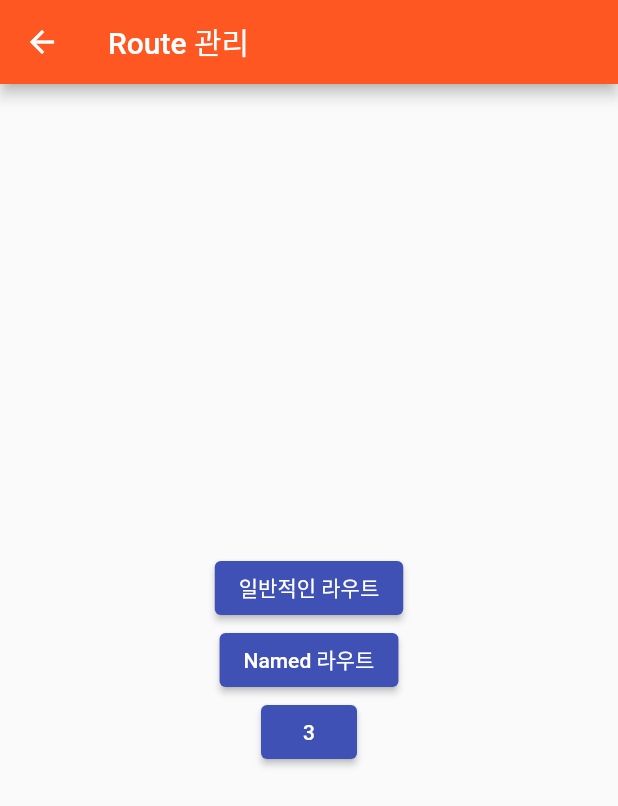
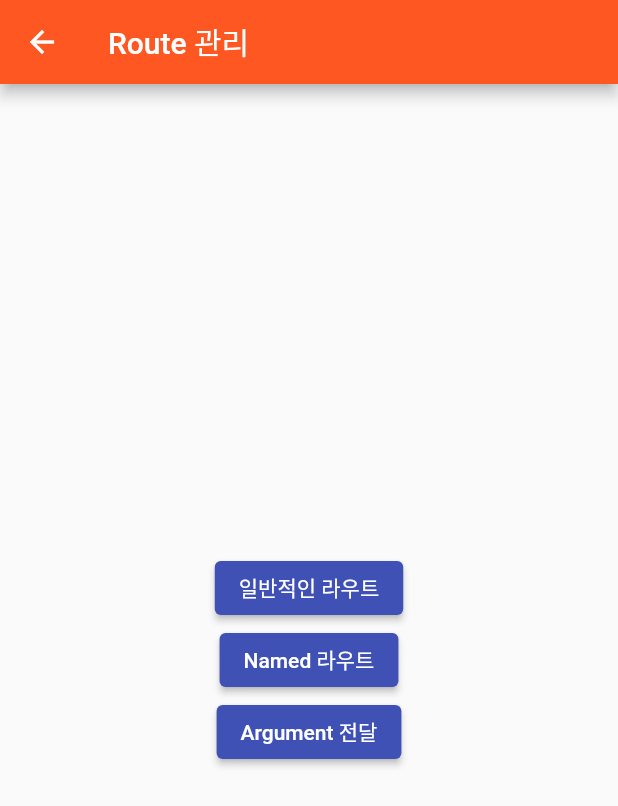
Before and after one commit to Riudiu/sample-get-x, a Flutter app: the RouteManage screen opened by its route, on a phone screen of 412 x 824 dp. Shown: the top 806 px of the screen. Run offline on Flutter 3.47's test engine with Material 2 defaults, Android fonts, the phone set to English and light mode, and no system bars; our stand-ins replace get.

Commit message:
Route 관리 - argument 전달

```diff
--- a/lib/src/page/RouteManage.dart
+++ b/lib/src/page/RouteManage.dart
@@ -38,10 +38,23 @@ class _RouteManageState extends State<RouteManage> {
                 Get.toNamed(RoutePage.NAMED_FIRST);
               },
             ),
-            ElevatedButton(onPressed: () {}, child: Text('3')),
+            ElevatedButton(
+              child: Text('Argument 전달'),
+              onPressed: () {
+                // Get.toNamed(RoutePage.ARGUMENT_NEXT,
+                //     arguments: {"name": "riudiu", "age": "22"});
+                Get.toNamed(RoutePage.ARGUMENT_NEXT, arguments: info());
+              },
+            ),
           ],
         ),
       ),
     );
   }
 }
+
+class info {
+  String name = 'riudiu';
+  int age = 22;
+  String motto = 'Done is better than perfect';
+}
--- a/lib/src/router/RoutePage.dart
+++ b/lib/src/router/RoutePage.dart
@@ -1,6 +1,7 @@
 import 'package:get/get.dart';
 import 'package:sample_get_x/src/page/Home.dart';
 import 'package:sample_get_x/src/page/RouteManage.dart';
+import 'package:sample_get_x/src/page/argument/ArgumentNext.dart';
 import 'package:sample_get_x/src/page/named/NamedFirst.dart';
 import 'package:sample_get_x/src/page/named/NamedSecond.dart';
 
@@ -9,8 +10,18 @@ class RoutePage {
   static const String ROUTE_MANAGE = "/routeManage";
   static const String NAMED_FIRST = "/namedFirst";
   static const String NAMED_SECOND = "/namedSecond";
+  static const String ARGUMENT_NEXT = "/argumentNext";
 
   static movePage(String pageName) => Get.toNamed(pageName);
+
+  static movePageWithArgument(String pageName, dynamic arguments) =>
+      Get.toNamed(pageName, arguments: arguments);
+
+  static Future<dynamic> movePageWithArgumentCallBack(
+          String pageName, dynamic arguments) async =>
+      Get.toNamed(pageName, arguments: arguments);
+
+  static moveOffAllNamed(String pageName) => Get.offAllNamed(pageName);
 
   static final List<GetPage> getPageList = [
     GetPage(
@@ -30,5 +41,9 @@ class RoutePage {
       name: NAMED_SECOND,
       page: () => NamedSecond(),
     ),
+    GetPage(
+      name: ARGUMENT_NEXT,
+      page: () => ArgumentNext(),
+    ),
   ];
 }
```
Also changed, not shown: lib/src/page/argument/ArgumentNext.dart (added, +43 -0 lines).
